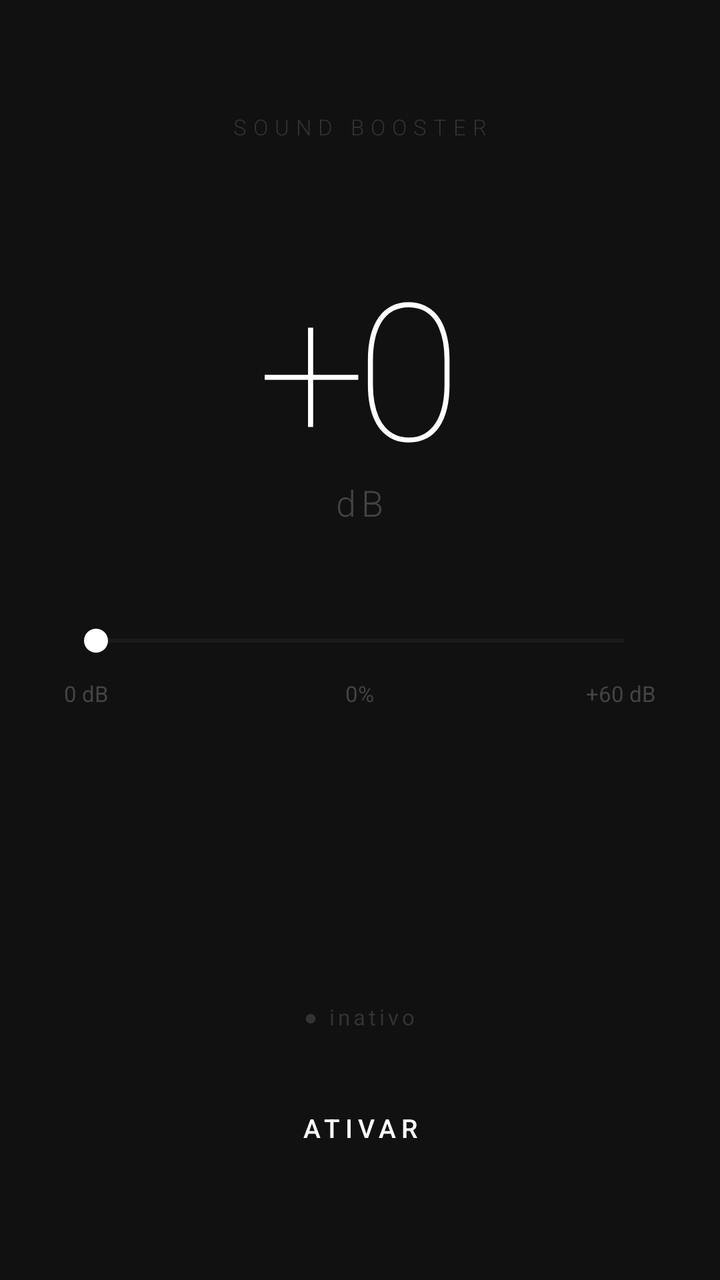
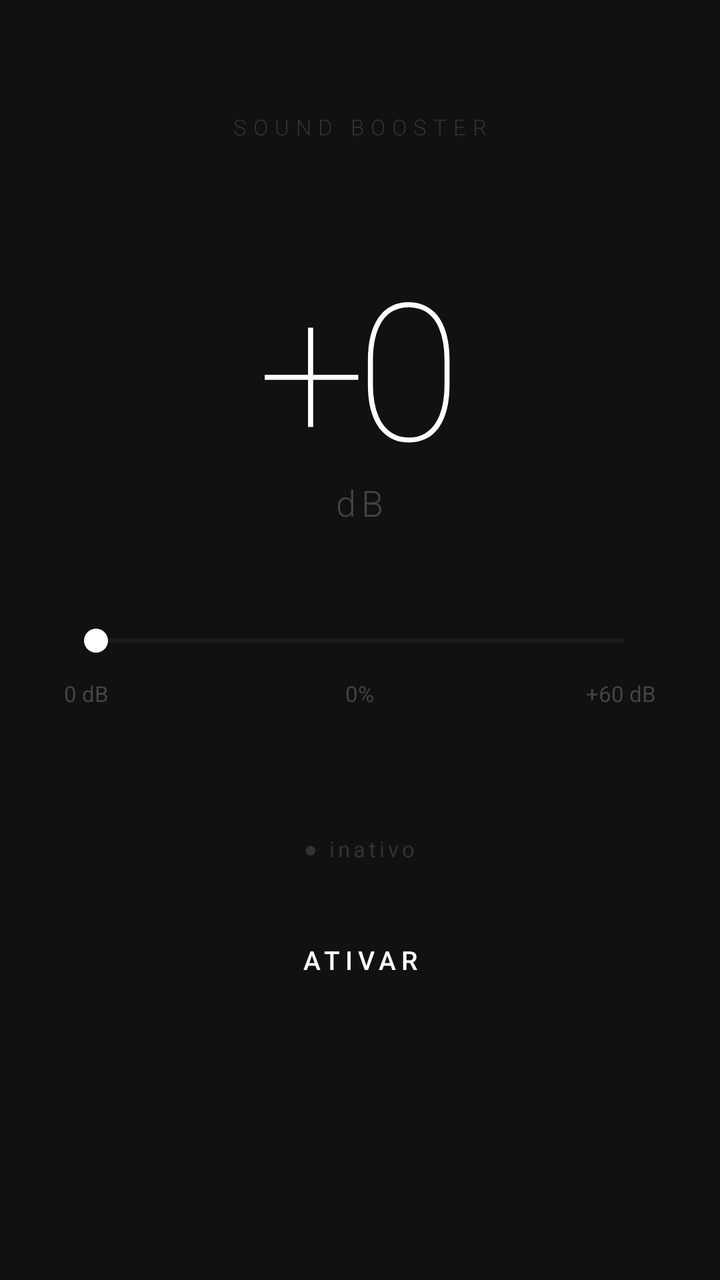

Before-and-after screenshots of an Android layout around one commit, followed by the original layout XML and the change that was made.
<!-- AndroidManifest.xml: application theme Theme.SoundBooster -->
<!-- res/layout/activity_main.xml -->
<?xml version="1.0" encoding="utf-8"?>
<LinearLayout xmlns:android="http://schemas.android.com/apk/res/android"
    android:layout_width="match_parent"
    android:layout_height="match_parent"
    android:background="@color/background"
    android:orientation="vertical"
    android:gravity="center_horizontal"
    android:paddingStart="32dp"
    android:paddingEnd="32dp">

    
    <TextView
        android:layout_width="wrap_content"
        android:layout_height="wrap_content"
        android:layout_marginTop="56dp"
        android:text="SOUND BOOSTER"
        android:textSize="11sp"
        android:letterSpacing="0.3"
        android:textColor="@color/text_label"
        android:fontFamily="sans-serif-light" />

    
    <TextView
        android:id="@+id/tvBoostDb"
        android:layout_width="wrap_content"
        android:layout_height="wrap_content"
        android:layout_marginTop="48dp"
        android:text="+0"
        android:textSize="96sp"
        android:textColor="@color/text_primary"
        android:fontFamily="sans-serif-thin"
        android:letterSpacing="-0.05"
        android:lineSpacingExtra="0dp" />

    
    <TextView
        android:layout_width="wrap_content"
        android:layout_height="wrap_content"
        android:text="dB"
        android:textSize="18sp"
        android:letterSpacing="0.15"
        android:textColor="@color/text_secondary"
        android:fontFamily="sans-serif-light"
        android:layout_marginTop="-8dp" />

    
    <SeekBar
        android:id="@+id/sbBoost"
        android:layout_width="match_parent"
        android:layout_height="wrap_content"
        android:layout_marginTop="48dp"
        android:max="100"
        android:progress="0"
        android:progressTint="@color/text_primary"
        android:progressBackgroundTint="@color/slider_track"
        android:thumbTint="@color/text_primary" />

    
    <LinearLayout
        android:layout_width="match_parent"
        android:layout_height="wrap_content"
        android:orientation="horizontal"
        android:layout_marginTop="10dp">

        <TextView
            android:layout_width="0dp"
            android:layout_height="wrap_content"
            android:layout_weight="1"
            android:text="0 dB"
            android:textSize="11sp"
            android:textColor="@color/text_secondary" />

        <TextView
            android:id="@+id/tvBoostPercent"
            android:layout_width="wrap_content"
            android:layout_height="wrap_content"
            android:text="0%"
            android:textSize="11sp"
            android:textColor="@color/text_secondary" />

        <TextView
            android:layout_width="0dp"
            android:layout_height="wrap_content"
            android:layout_weight="1"
            android:text="+60 dB"
            android:textSize="11sp"
            android:textColor="@color/text_secondary"
            android:gravity="end" />

    </LinearLayout>

    
    <View
        android:layout_width="match_parent"
        android:layout_height="0dp"
        android:layout_weight="1" />

    
    <TextView
        android:id="@+id/tvStatus"
        android:layout_width="wrap_content"
        android:layout_height="wrap_content"
        android:layout_marginBottom="20dp"
        android:text="● inativo"
        android:textSize="11sp"
        android:letterSpacing="0.15"
        android:textColor="@color/status_inactive" />

    
    <Button
        android:id="@+id/btnToggle"
        android:layout_width="match_parent"
        android:layout_height="56dp"
        android:layout_marginBottom="48dp"
        android:text="ATIVAR"
        android:textSize="13sp"
        android:letterSpacing="0.2"
        android:textColor="@color/text_primary"
        android:backgroundTint="@color/background"
        style="@style/Widget.Material3.Button.OutlinedButton" />

</LinearLayout>
<!-- resources referenced by this layout -->
<resources>
  <color name="background">#111111</color>
  <color name="slider_track">#333333</color>
  <color name="status_inactive">#333333</color>
  <color name="text_label">#333333</color>
  <color name="text_primary">#FFFFFF</color>
  <color name="text_secondary">#444444</color>
  <style name="Theme.SoundBooster" parent="Theme.Material3.Dark.NoActionBar">
          <item name="colorPrimary">@color/accent</item>
          <item name="colorPrimaryVariant">@color/accent_variant</item>
          <item name="colorOnPrimary">@color/on_accent</item>
          <item name="colorSecondary">@color/accent_variant</item>
          <item name="colorOnSecondary">@color/on_accent</item>
          <item name="android:colorBackground">@color/background</item>
          <item name="colorSurface">@color/card_background</item>
          <item name="android:statusBarColor">@color/background</item>
          <item name="android:navigationBarColor">@color/background</item>
          <item name="android:windowLightStatusBar">false</item>
      </style>
  <color name="accent">#FFFFFF</color>
  <color name="accent_variant">#FFFFFF</color>
  <color name="on_accent">#000000</color>
  <color name="card_background">#111111</color>
</resources>

<!-- the commit's change to res/layout/activity_main.xml (unified diff, before → after) -->
@@ -111,7 +111,7 @@
         android:id="@+id/btnToggle"
         android:layout_width="match_parent"
         android:layout_height="56dp"
-        android:layout_marginBottom="48dp"
+        android:layout_marginBottom="72dp"
         android:text="ATIVAR"
         android:textSize="13sp"
         android:letterSpacing="0.2"
@@ -119,4 +119,9 @@
         android:backgroundTint="@color/background"
         style="@style/Widget.Material3.Button.OutlinedButton" />
 
+    
+    <View
+        android:layout_width="match_parent"
+        android:layout_height="60dp" />
+
 </LinearLayout>
